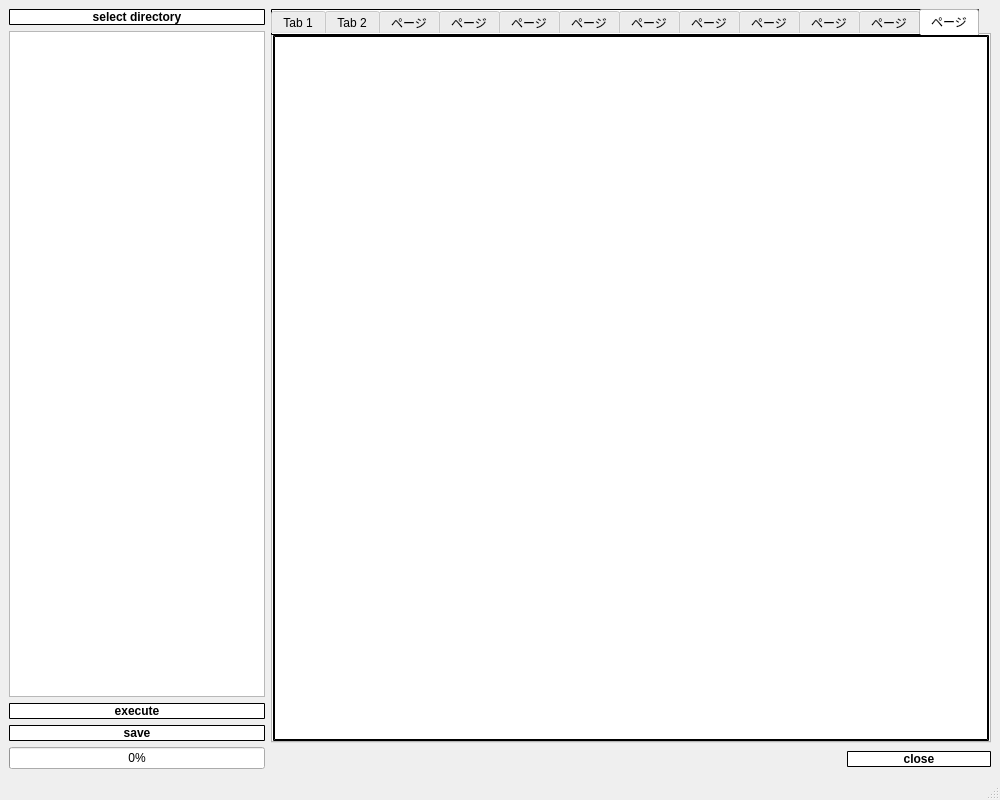
Before: the Qt Designer form app/ui/layout_image_analysis_window.ui in kazumakurotani/BCCProject, drawn with Qt 5.
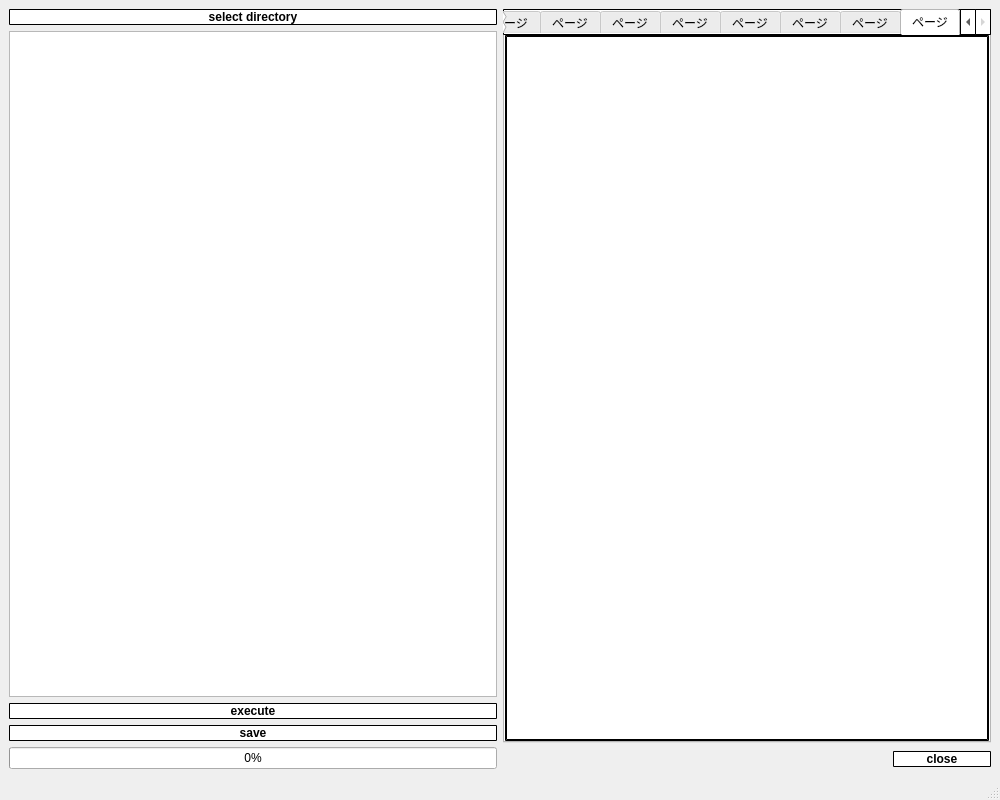
After: the same form once the commit is applied.

Diff of the .ui file:
```diff
--- a/app/ui/layout_image_analysis_window.ui
+++ b/app/ui/layout_image_analysis_window.ui
@@ -53,7 +53,7 @@
         <item>
          <widget class="QTreeView" name="treeView_for_selectDirectoly">
           <property name="sizePolicy">
-           <sizepolicy hsizetype="Preferred" vsizetype="Expanding">
+           <sizepolicy hsizetype="MinimumExpanding" vsizetype="Expanding">
             <horstretch>0</horstretch>
             <verstretch>0</verstretch>
            </sizepolicy>
```
Left out of the diff: 4 changed lines with no effect on the pictures.
